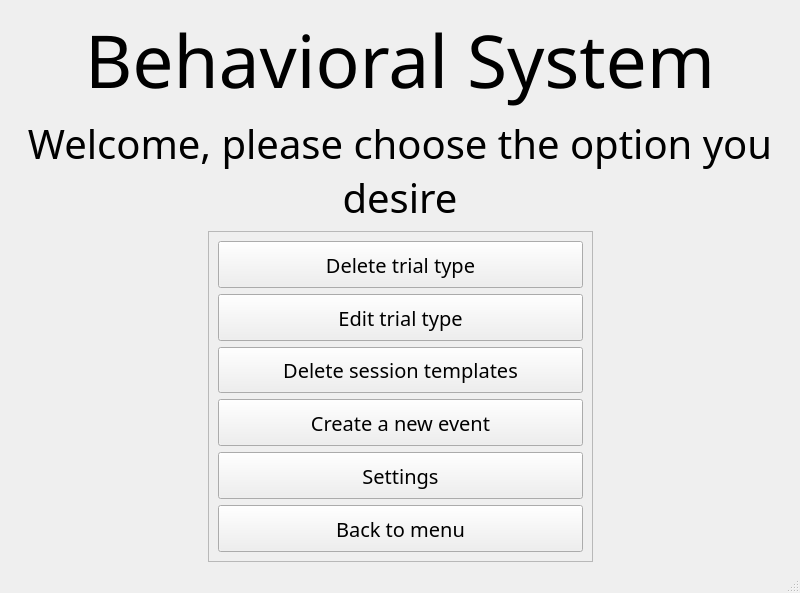
Qt form UI/system_main_plus.ui (KehatSudri/Behavior_System2.0) before a commit.
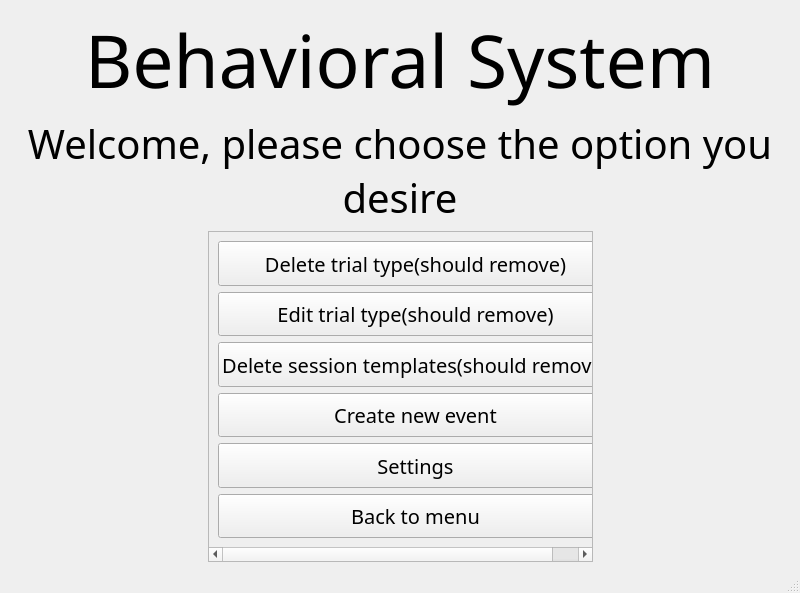
The same form after that commit.

Commit message: time/random for simple&output event

```diff
--- a/UI/system_main_plus.ui
+++ b/UI/system_main_plus.ui
@@ -38,8 +38,8 @@
           <rect>
            <x>0</x>
            <y>0</y>
-           <width>375</width>
-           <height>364</height>
+           <width>382</width>
+           <height>379</height>
           </rect>
          </property>
          <layout class="QVBoxLayout" name="verticalLayout">
@@ -57,7 +57,7 @@
              </font>
             </property>
             <property name="text">
-             <string>Delete trial type</string>
+             <string>Delete trial type(should remove)</string>
             </property>
            </widget>
           </item>
@@ -75,7 +75,7 @@
              </font>
             </property>
             <property name="text">
-             <string>Edit trial type</string>
+             <string>Edit trial type(should remove)</string>
             </property>
            </widget>
           </item>
@@ -93,7 +93,7 @@
              </font>
             </property>
             <property name="text">
-             <string>Delete session templates</string>
+             <string>Delete session templates(should remove)</string>
             </property>
            </widget>
           </item>
@@ -111,7 +111,7 @@
              </font>
             </property>
             <property name="text">
-             <string>Create a new event</string>
+             <string>Create new event</string>
             </property>
            </widget>
           </item>
```
The commit also changes 3 other files.
